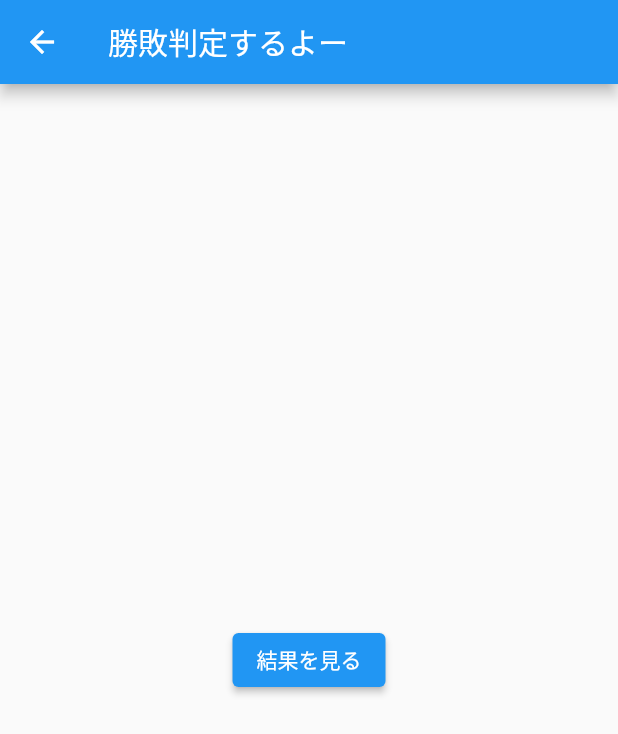
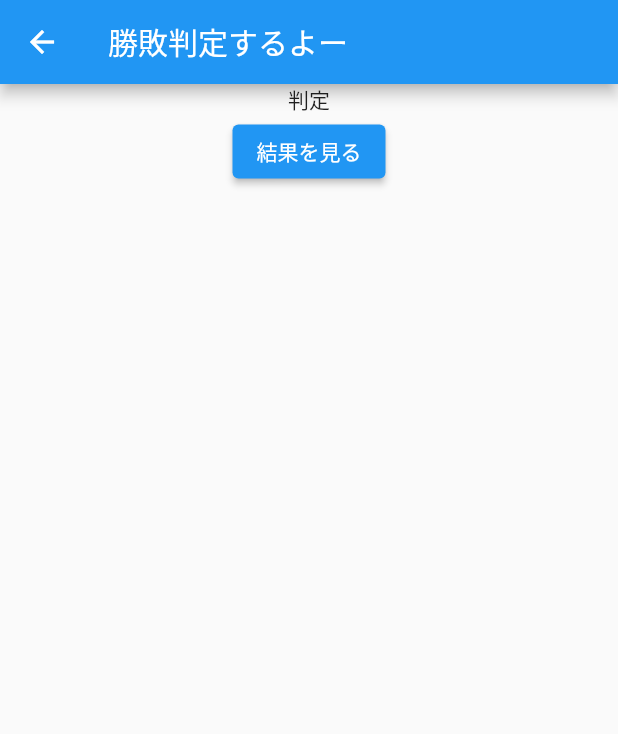
Before and after one commit to te17niidome/spajam2022nitkc, a Flutter app: the Judge screen opened directly, on a phone screen of 412 x 824 dp. Shown: the top 734 px of the screen. Run offline on Flutter 3.47's test engine with Material 2 defaults, Android fonts, the phone set to English and light mode, and no system bars; our stand-ins replace camera, image_gallery_saver.

Commit message:
kazunoko first commit

```diff
--- a/lib/judge.dart
+++ b/lib/judge.dart
@@ -1,25 +1,31 @@
 import 'package:flutter/material.dart';
 import 'result.dart';
 
-class Judge extends StatelessWidget{
+class Judge extends StatelessWidget {
   @override
-  Widget build(BuildContext context){
+  Widget build(BuildContext context) {
     return Scaffold(
-      appBar:AppBar(
+      appBar: AppBar(
         title: const Text('勝敗判定するよー'),
       ),
-      body:Center(
-        child:ElevatedButton(
-          onPressed: (){
+      body: Center(
+        child: Column(
+          children: [
+            Text('判定'),
+            ElevatedButton(
+              onPressed: () {
                 Navigator.push(
                   context,
-              MaterialPageRoute(builder: (context) => Result(),
+                  MaterialPageRoute(
+                    builder: (context) => Result(),
                     fullscreenDialog: true,
                   ),
                 );
               },
               child: const Text('結果を見る'),
             ),
+          ],
+        ),
       ),
     );
   }
```
Lines whose indentation alone changed are shown as unchanged.
